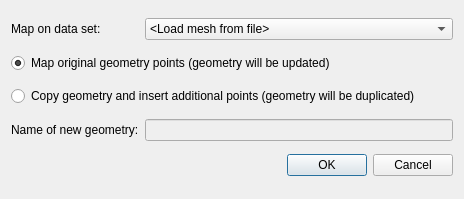
Old version of the form Applications/DataExplorer/DataView/GeoOnMeshMapping.ui in the repository ufz/ogs.
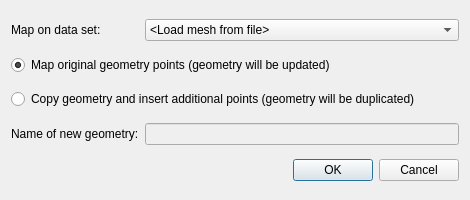
New version of the form.

What changed in the file:
```diff
--- a/Applications/DataExplorer/DataView/GeoOnMeshMapping.ui
+++ b/Applications/DataExplorer/DataView/GeoOnMeshMapping.ui
@@ -6,10 +6,22 @@
    <rect>
     <x>0</x>
     <y>0</y>
-    <width>464</width>
-    <height>199</height>
+    <width>470</width>
+    <height>200</height>
    </rect>
   </property>
+  <property name="minimumSize">
+   <size>
+    <width>470</width>
+    <height>200</height>
+   </size>
+  </property>
+  <property name="maximumSize">
+   <size>
+    <width>470</width>
+    <height>200</height>
+   </size>
+  </property>
   <property name="windowTitle">
    <string>Geometry Mapping Options</string>
   </property>
```
